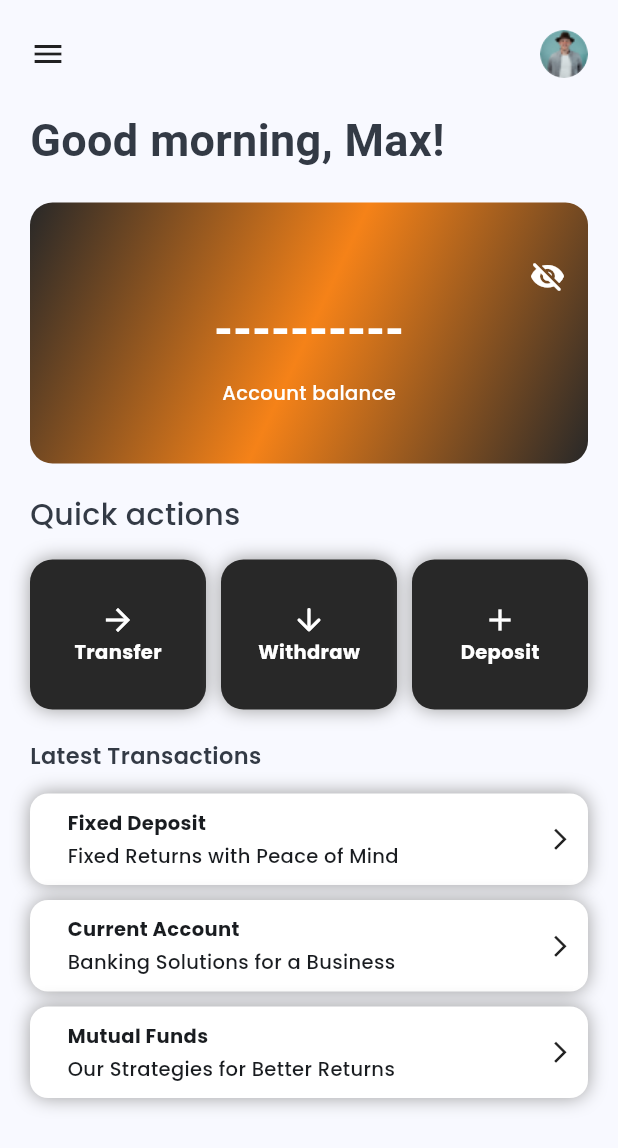
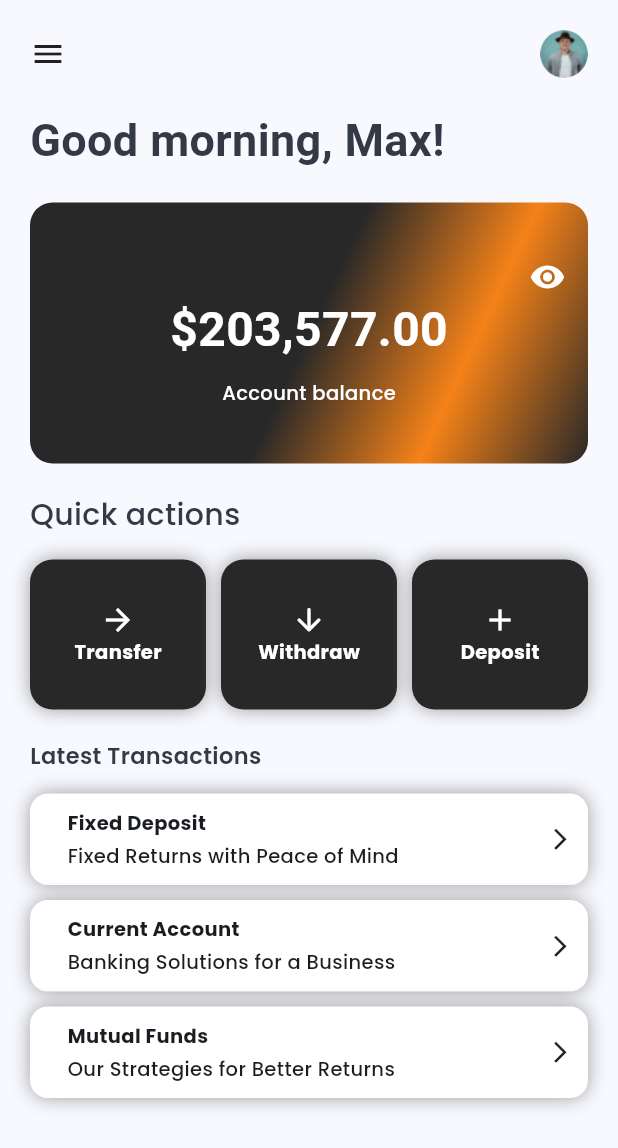
Before and after one commit to chimaagu/bank_app, a Flutter app: the DashBoard screen opened directly, on a phone screen of 412 x 824 dp. Shown: the top 1148 px of the screen. Run offline on Flutter 3.47's test engine with Material 2 defaults, Android fonts, the phone set to English and light mode, and no system bars; our stand-ins replace google_fonts, image_picker, pinput, shared_preferences; accounts and stored records are empty; Roboto replaces fonts that are missing (Andika).

Commit message:
another commit

```diff
--- a/lib/Screens/Home/dashboard.dart
+++ b/lib/Screens/Home/dashboard.dart
@@ -29,7 +29,7 @@ class _DashBoardState extends State<DashBoard> {
 
   var pin;
   final formatCurrency = NumberFormat.simpleCurrency();
-  bool isObscure = false;
+  bool isObscure = true;
 
   @override
   void initState() {
@@ -106,6 +106,8 @@ class _DashBoardState extends State<DashBoard> {
                     begin: Alignment.topLeft,
                     end: Alignment.bottomRight,
                     colors: [
+                      primaryColor,
+                      primaryColor,
                       primaryColor,
                       secondaryColor,
                       primaryColor,
```
